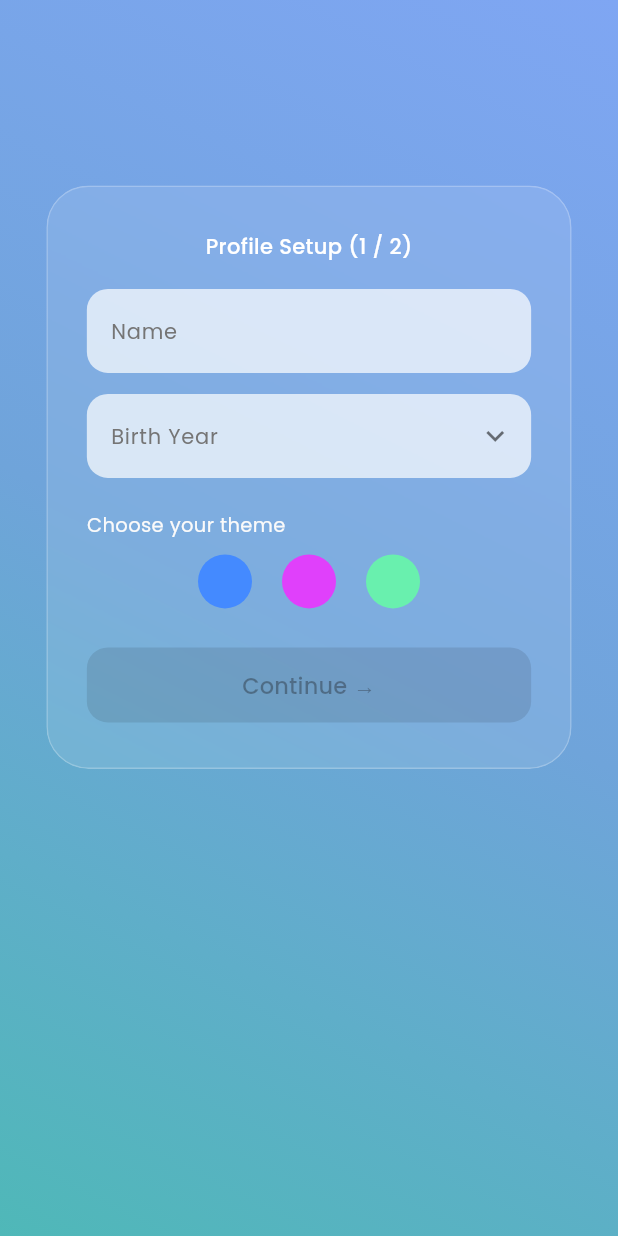
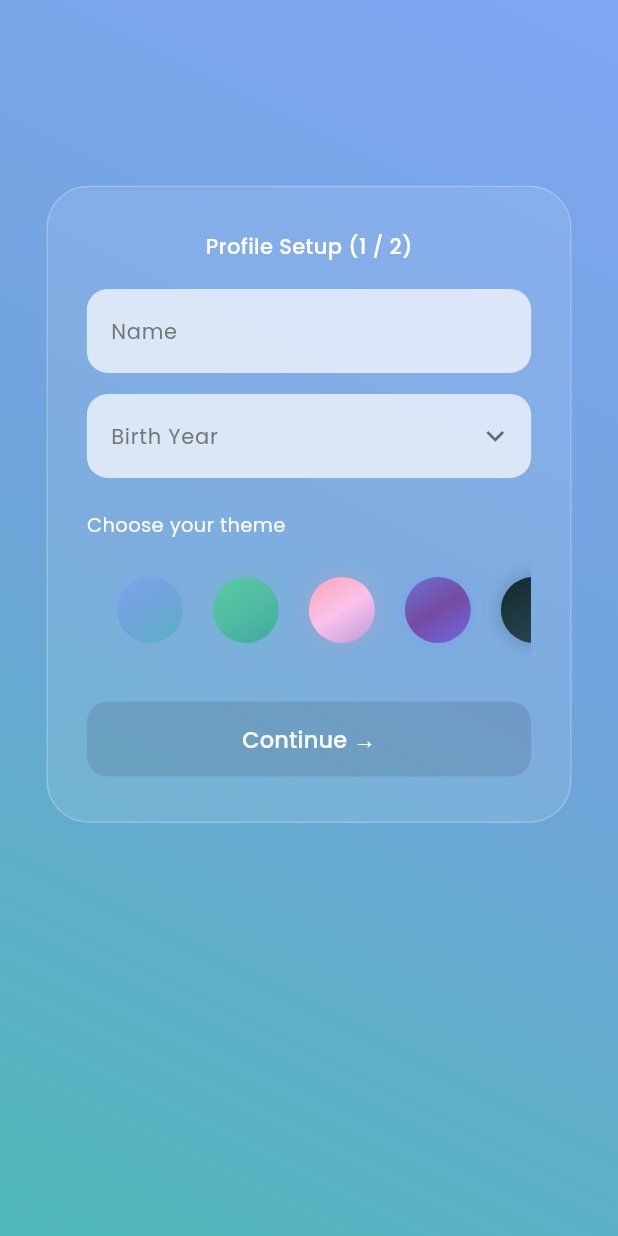
Before and after one commit to yatri-etymon/loginUI, a Flutter app: the ProfileSetup1 screen opened directly, on a phone screen of 412 x 824 dp. Run offline on Flutter 3.47's test engine with Material 3 defaults, Android fonts, the phone set to English and light mode, and no system bars; our stand-ins replace google_fonts, pinput.

Commit message:
User theme selector

```diff
--- /dev/null
+++ b/devtools_options.yaml
@@ -0,0 +1,3 @@
+description: This file stores settings for Dart & Flutter DevTools.
+documentation: https://docs.flutter.dev/tools/devtools/extensions#configure-extension-enablement-states
+extensions:
--- a/lib/screens/profile_setup1.dart
+++ b/lib/screens/profile_setup1.dart
@@ -2,10 +2,13 @@ import 'package:flutter/material.dart';
 import 'package:flutter/cupertino.dart';
 import 'package:google_fonts/google_fonts.dart';
 import 'package:login_blue/app/app_flow_controller.dart';
+import 'package:login_blue/widgets/effects/radial_bloom_painter.dart';
 import 'package:login_blue/widgets/ui/theme_selector.dart';
 import 'package:login_blue/widgets/common/birth_year_picker.dart';
 import 'package:login_blue/widgets/common/name_field.dart';
 import 'package:provider/provider.dart';
+import 'package:login_blue/theme/app_colors.dart';
+import 'package:login_blue/theme/theme_controller.dart';
 
 import '../widgets/ui/gradient_background.dart';
 import '../widgets/ui/glass_card.dart';
@@ -19,19 +22,19 @@ class ProfileSetup1 extends StatefulWidget {
 
 class _ProfileSetup1State extends State<ProfileSetup1>
     with SingleTickerProviderStateMixin {
+
   final TextEditingController nameController = TextEditingController();
   final TextEditingController birthYearController = TextEditingController();
-  Offset? _bloomCenter;
+
   late AnimationController _bloomController;
   late Animation<double> _bloomAnimation;
+
+  Offset? _bloomCenter;
   Color? selectedThemeColor;
   int selectedThemeIndex = -1;
 
-  final List<Color> themeColors = [
-    Colors.blueAccent,
-    Colors.purpleAccent,
-    Colors.greenAccent,
-  ];
+  //get gradients from app_colors.dart
+  final gradientEntries = AppColors.gradients.entries.toList();
 
   @override
   void initState() {
@@ -68,7 +71,7 @@ class _ProfileSetup1State extends State<ProfileSetup1>
 
     return PopScope(
       canPop: false,
-      onPopInvokedWithResult:(didPop, result) {
+      onPopInvokedWithResult: (didPop, result) {
         context.read<AppFlowController>().goToStart();
       },
       child: Scaffold(
@@ -77,16 +80,24 @@ class _ProfileSetup1State extends State<ProfileSetup1>
         body: Stack(
           children: [
             const GradientBackground(),
+
+            //radial bloom overlay
             if (selectedThemeColor != null && _bloomCenter != null)
               Positioned.fill(
-                child: CustomPaint(
-                  painter: _RadialBloomPainter(
+                child: AnimatedBuilder(
+                  animation: _bloomAnimation,
+                  builder: (_, __) {
+                    return CustomPaint(
+                      painter: RadialBloomPainter(
                         center: _bloomCenter!,
                         color: selectedThemeColor!,
                         progress: _bloomAnimation.value,
                       ),
+                    );
+                  },
                 ),
               ),
+
             SingleChildScrollView(
               padding: EdgeInsets.only(
                 top: MediaQuery.of(context).size.height * 0.15,
@@ -97,9 +108,7 @@ class _ProfileSetup1State extends State<ProfileSetup1>
                   width: width,
                   isExpanded: true,
                   onTap: () {},
-                  child: Stack(
-                    children: [
-                      Padding(
+                  child: Padding(
                     padding: const EdgeInsets.symmetric(
                       horizontal: 16,
                       vertical: 20,
@@ -107,7 +116,8 @@ class _ProfileSetup1State extends State<ProfileSetup1>
                     child: Column(
                       mainAxisSize: MainAxisSize.min,
                       children: [
-                            // Header
+
+                        /// Header
                         Text(
                           'Profile Setup (1 / 2)',
                           style: GoogleFonts.poppins(
@@ -119,7 +129,7 @@ class _ProfileSetup1State extends State<ProfileSetup1>
 
                         const SizedBox(height: 18),
 
-                            // Name
+                        /// Name field
                         NameField(
                           controller: nameController,
                           onChanged: (_) => setState(() {}),
@@ -128,7 +138,7 @@ class _ProfileSetup1State extends State<ProfileSetup1>
 
                         const SizedBox(height: 14),
 
-                            // Birth Year Picker
+                        /// Birth year picker
                         BirthYearPicker(
                           controller: birthYearController,
                           onTap: () => _showYearPicker(context),
@@ -137,7 +147,6 @@ class _ProfileSetup1State extends State<ProfileSetup1>
 
                         const SizedBox(height: 22),
 
-                            // Theme label
                         Align(
                           alignment: Alignment.centerLeft,
                           child: Text(
@@ -149,23 +158,32 @@ class _ProfileSetup1State extends State<ProfileSetup1>
                           ),
                         ),
 
-                            const SizedBox(height: 10),
+                        const SizedBox(height: 12),
 
-                            // Theme dots
                         ThemeSelector(
-                              colors: themeColors,
+                          gradients: gradientEntries.map((e) => e.value).toList(),
                           selectedIndex: selectedThemeIndex,
-                              onSelected: (index) {
+                          onSelected: (index, tapPosition) {
+
+                            final selectedId = gradientEntries[index].key;
+                            final selectedGradient = gradientEntries[index].value;
+
                             setState(() {
                               selectedThemeIndex = index;
-                                  selectedThemeColor = themeColors[index];
+                              selectedThemeColor = selectedGradient.first;
+                              _bloomCenter = tapPosition;
                             });
+
+                            _bloomController.forward(from: 0);
+
+                            /// 🔥 APPLY APP THEME
+                            context.read<ThemeController>().setTheme(selectedId);
                           },
                         ),
 
                         const SizedBox(height: 26),
 
-                            // Continue button
+                        /// Continue button
                         SizedBox(
                           width: double.infinity,
                           child: ElevatedButton(
@@ -174,9 +192,7 @@ class _ProfileSetup1State extends State<ProfileSetup1>
                               backgroundColor:
                                   selectedThemeColor ?? Colors.white,
                               foregroundColor: Colors.black,
-                                  padding: const EdgeInsets.symmetric(
-                                    vertical: 14,
-                                  ),
+                              padding: const EdgeInsets.symmetric(vertical: 14),
                               shape: RoundedRectangleBorder(
                                 borderRadius: BorderRadius.circular(14),
                               ),
@@ -186,14 +202,13 @@ class _ProfileSetup1State extends State<ProfileSetup1>
                               style: GoogleFonts.poppins(
                                 fontSize: 15,
                                 fontWeight: FontWeight.w500,
+                                color: Colors.grey[50]
                               ),
                             ),
                           ),
                         ),
                       ],
                     ),
-                      ),
-                    ],
                   ),
                 ),
               ),
@@ -204,6 +219,7 @@ class _ProfileSetup1State extends State<ProfileSetup1>
     );
   }
 
+  /// Birth year picker
   void _showYearPicker(BuildContext context) {
     final currentYear = DateTime.now().year;
     int tempSelectedYear = birthYearController.text.isNotEmpty
@@ -223,23 +239,22 @@ class _ProfileSetup1State extends State<ProfileSetup1>
           child: Column(
             children: [
               Padding(
-                padding: const EdgeInsets.symmetric(
-                  horizontal: 16,
-                  vertical: 12,
-                ),
+                padding:
+                    const EdgeInsets.symmetric(horizontal: 16, vertical: 12),
                 child: Row(
                   mainAxisAlignment: MainAxisAlignment.spaceBetween,
                   children: [
                     const SizedBox(width: 48),
                     Text(
                       'Select birth year',
-                      style: GoogleFonts.poppins(fontWeight: FontWeight.w500),
+                      style:
+                          GoogleFonts.poppins(fontWeight: FontWeight.w500),
                     ),
                     TextButton(
                       onPressed: () {
                         setState(() {
-                          birthYearController.text = tempSelectedYear
-                              .toString();
+                          birthYearController.text =
+                              tempSelectedYear.toString();
                         });
                         Navigator.pop(context);
                       },
@@ -276,47 +291,3 @@ class _ProfileSetup1State extends State<ProfileSetup1>
     );
   }
 }
-
-class _RadialBloomPainter extends CustomPainter {
-  final Offset center;
-  final Color color;
-  final double progress; // 0.0 → 1.0
-
-  _RadialBloomPainter({
-    required this.center,
-    required this.color,
-    required this.progress,
-  });
-
-  @override
-  void paint(Canvas canvas, Size size) {
-    // Calm expansion: 30% → 55% of screen
-    final minRadius = size.shortestSide * 0.28;
-    final maxRadius = size.shortestSide * 0.70;
-    final radius = minRadius + (maxRadius - minRadius) * progress;
-
-    final paint = Paint()
-      ..shader = RadialGradient(
-        center: Alignment(
-          (center.dx / size.width) * 2 - 1,
-          (center.dy / size.height) * 2 - 1,
-        ),
-        radius: 0.6,
-        colors: [
-          color.withValues(alpha: 0.22),
-          color.withValues(alpha: 0.10),
-          Colors.transparent,
-        ],
-        stops: const [0.0, 0.4, 1.0],
-      ).createShader(Rect.fromCircle(center: center, radius: radius));
-
-    canvas.drawRect(Rect.fromLTWH(0, 0, size.width, size.height), paint);
-  }
-
-  @override
-  bool shouldRepaint(covariant _RadialBloomPainter oldDelegate) {
-    return oldDelegate.progress != progress ||
-        oldDelegate.center != center ||
-        oldDelegate.color != color;
-  }
-}
--- a/lib/theme/app_colors.dart
+++ b/lib/theme/app_colors.dart
@@ -0,0 +1,53 @@
+import 'package:flutter/material.dart';
+
+class AppColors {
+
+  /// Each gradient has an ID (for saving per user later)
+  static const Map<String, List<Color>> gradients = {
+
+    /// Default app gradient (current)
+    "defaultBlue": [
+      Color(0xFF7FA6F3),
+      Color(0xFF6FA4DA),
+      Color(0xFF4FB8B8),
+    ],
+
+    /// Mint calm
+    "mint": [
+      Color(0xFF5ED0A1),
+      Color(0xFF51BCA3),
+      Color(0xFF3C9FA0),
+    ],
+
+    /// Sunset soft
+    "sunset": [
+      Color(0xFFFF9A9E),
+      Color(0xFFFBC2EB),
+      Color(0xFFA18CD1),
+    ],
+
+    /// Purple night
+    "purpleNight": [
+      Color(0xFF667EEA),
+      Color(0xFF764BA2),
+      Color(0xFF6B73FF),
+    ],
+
+    /// Deep ocean
+    "deepOcean": [
+      Color(0xFF0F2027),
+      Color(0xFF203A43),
+      Color(0xFF2C5364),
+    ],
+
+    /// Peach calm
+    "peach": [
+      Color(0xFFFFC3A0),
+      Color(0xFFFFAFBD),
+      Color(0xFFFF9A9E),
+    ],
+  };
+
+  /// Default gradient id
+  static const String defaultId = "defaultBlue";
+}
--- a/lib/theme/theme_controller.dart
+++ b/lib/theme/theme_controller.dart
@@ -1,12 +1,22 @@
 import 'package:flutter/material.dart';
+import 'app_colors.dart';
 
 class ThemeController extends ChangeNotifier {
-  Color _primaryColor = Colors.blueAccent;
+  /// store selected gradient ID
+  String _selectedThemeId = AppColors.defaultId;
 
-  Color get primaryColor => _primaryColor;
+  /// get gradient colors
+  List<Color> get gradient => AppColors.gradients[_selectedThemeId]!;
 
-  void setPrimaryColor(Color color) {
-    _primaryColor = color;
+  /// primary color for Material theme
+  Color get primaryColor => gradient.first;
+
+  /// change theme
+  void setTheme(String themeId) {
+    _selectedThemeId = themeId;
     notifyListeners();
   }
+
+  /// current id getter (useful later for saving user)
+  String get currentThemeId => _selectedThemeId;
 }
--- a/lib/widgets/UI/gradient_background.dart
+++ b/lib/widgets/UI/gradient_background.dart
@@ -1,20 +1,21 @@
 import 'package:flutter/material.dart';
+import 'package:provider/provider.dart';
+import '../../theme/theme_controller.dart';
 
 class GradientBackground extends StatelessWidget {
   const GradientBackground({super.key});
 
   @override
   Widget build(BuildContext context) {
-    return Container(
-      decoration: const BoxDecoration(
+    final gradient = context.watch<ThemeController>().gradient;
+
+    return AnimatedContainer(
+      duration: const Duration(milliseconds: 400),
+      decoration: BoxDecoration(
         gradient: LinearGradient(
           begin: Alignment.topRight,
           end: Alignment.bottomLeft,
-          colors: [
-            Color(0xFF7FA6F3),
-            Color(0xFF6FA4DA),
-            Color(0xFF4FB8B8),
-          ],
+          colors: gradient,
         ),
       ),
     );
--- a/lib/widgets/UI/theme_selector.dart
+++ b/lib/widgets/UI/theme_selector.dart
@@ -1,47 +1,69 @@
 import 'package:flutter/material.dart';
 
 class ThemeSelector extends StatelessWidget {
-  final List<Color> colors;
+  final List<List<Color>> gradients;
   final int selectedIndex;
-  final ValueChanged<int> onSelected;
+  final Function(int index, Offset tapPosition) onSelected;
 
   const ThemeSelector({
     super.key,
-    required this.colors,
+    required this.gradients,
     required this.selectedIndex,
     required this.onSelected,
   });
 
   @override
   Widget build(BuildContext context) {
-    return Row(
-      mainAxisAlignment: MainAxisAlignment.center,
-      children: List.generate(colors.length, (index) {
+    return SizedBox(
+      height: 70,
+      child: ListView.builder(
+        scrollDirection: Axis.horizontal,
+        physics: const BouncingScrollPhysics(),
+        itemCount: gradients.length,
+        padding: const EdgeInsets.symmetric(horizontal: 10),
+        itemBuilder: (context, index) {
           final isSelected = index == selectedIndex;
 
           return GestureDetector(
-          onTap: () => onSelected(index),
+            onTapDown: (details) {
+              onSelected(index, details.globalPosition);
+            },
             child: AnimatedContainer(
-            duration: const Duration(milliseconds: 200),
+              duration: const Duration(milliseconds: 280),
+              curve: Curves.easeOutCubic,
               margin: const EdgeInsets.symmetric(horizontal: 10),
-            width: isSelected ? 42 : 36,
-            height: isSelected ? 42 : 36,
+              width: isSelected ? 54 : 44,
+              height: isSelected ? 54 : 44,
               decoration: BoxDecoration(
-              color: colors[index],
                 shape: BoxShape.circle,
-              boxShadow: isSelected
-                  ? [
+
+                //gradient orb
+                gradient: LinearGradient(
+                  colors: gradients[index],
+                  begin: Alignment.topLeft,
+                  end: Alignment.bottomRight,
+                ),
+
+                /// glow when selected
+                boxShadow: [
+                  if (isSelected)
                     BoxShadow(
-                        color: colors[index].withValues(alpha: 0.6),
-                        blurRadius: 12,
-                        spreadRadius: 1,
+                      color: gradients[index].first.withValues(alpha: 0.65),
+                      blurRadius: 22,
+                      spreadRadius: 2,
+                    )
+                  else
+                    BoxShadow(
+                      color: gradients[index].first.withValues(alpha: 0.25),
+                      blurRadius: 10,
+                      spreadRadius: 0.5,
                     ),
-                    ]
-                  : [],
+                ],
               ),
             ),
           );
-      }),
+        },
+      ),
     );
   }
 }
--- a/lib/widgets/effects/radial_bloom_painter.dart
+++ b/lib/widgets/effects/radial_bloom_painter.dart
@@ -0,0 +1,45 @@
+import 'package:flutter/material.dart';
+
+class RadialBloomPainter extends CustomPainter {
+  final Offset center;
+  final Color color;
+  final double progress;
+
+  RadialBloomPainter({
+    required this.center,
+    required this.color,
+    required this.progress,
+  });
+
+  @override
+  void paint(Canvas canvas, Size size) {
+    final minRadius = size.shortestSide * 0.25;
+    final maxRadius = size.longestSide * 1.2;
+    final radius = minRadius + (maxRadius - minRadius) * progress;
+
+    final paint = Paint()
+      ..shader = RadialGradient(
+        center: Alignment(
+          (center.dx / size.width) * 2 - 1,
+          (center.dy / size.height) * 2 - 1,
+        ),
+        radius: 1.0,
+        colors: [
+          color.withValues(alpha: 0.35),
+          color.withValues(alpha: 0.18),
+          color.withValues(alpha: 0.08),
+          Colors.transparent,
+        ],
+        stops: const [0.0, 0.4, 0.7, 1.0],
+      ).createShader(Rect.fromCircle(center: center, radius: radius));
+
+    canvas.drawRect(Rect.fromLTWH(0, 0, size.width, size.height), paint);
+  }
+
+  @override
+  bool shouldRepaint(covariant RadialBloomPainter oldDelegate) {
+    return oldDelegate.progress != progress ||
+        oldDelegate.center != center ||
+        oldDelegate.color != color;
+  }
+}
```
Also changed, not shown: lib/widgets/background_image.dart (deleted, +0 -18 lines). Lines whose indentation alone changed are shown as unchanged.
